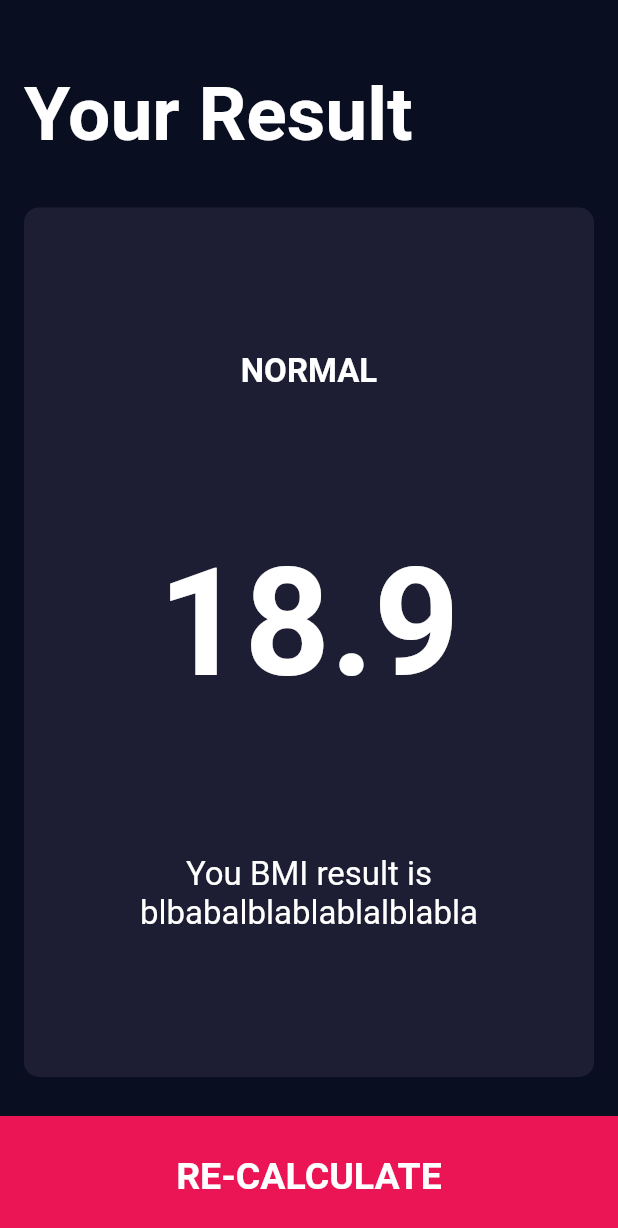
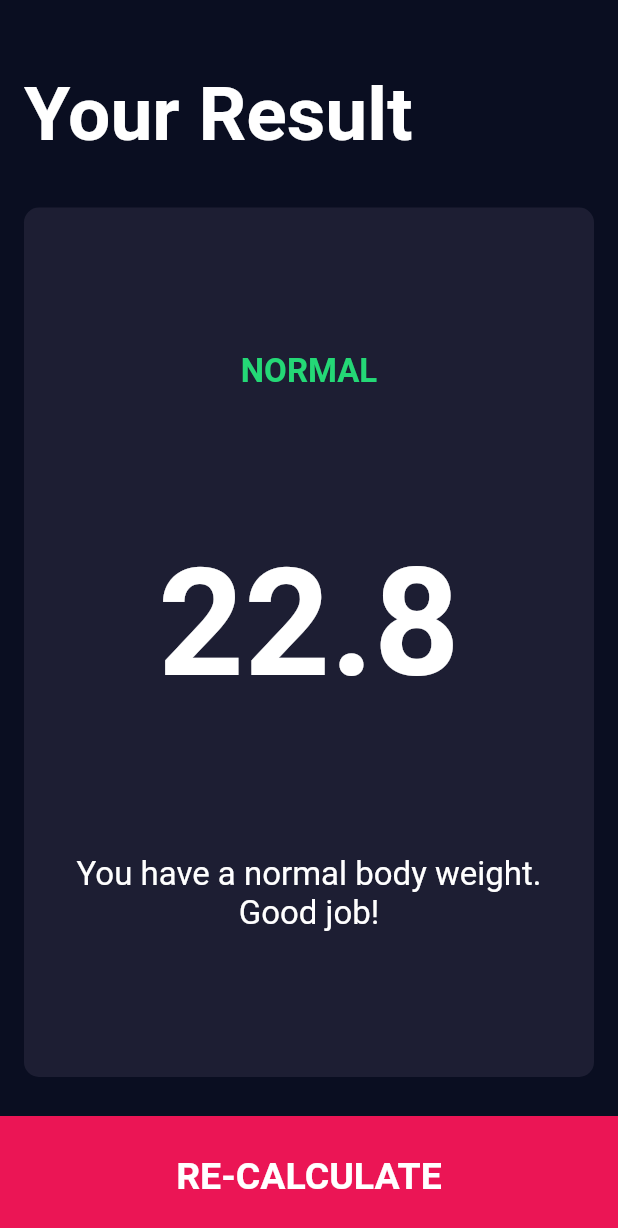
Before and after one commit to archndrx/bmi_flutter, a Flutter app: the screen it shows after launch, after a tap on "CALCULATE", on a phone screen of 412 x 824 dp. Shown: the top 1228 px of the screen. Run offline on Flutter 3.47's test engine with Material 2 defaults, Android fonts, the phone set to English and light mode, and no system bars; our stand-ins replace font_awesome_flutter.

Commit message:
add a result

```diff
--- a/lib/pages/result_page.dart
+++ b/lib/pages/result_page.dart
@@ -4,7 +4,15 @@ import 'package:bmi/utils/constant.dart';
 import 'package:flutter/material.dart';
 
 class ResultPage extends StatelessWidget {
-  const ResultPage({super.key});
+  final String bmiResult;
+  final String resultText;
+  final String interpretation;
+
+  const ResultPage(
+      {super.key,
+      required this.bmiResult,
+      required this.resultText,
+      required this.interpretation});
 
   @override
   Widget build(BuildContext context) {
@@ -31,19 +39,27 @@ class ResultPage extends StatelessWidget {
                 cardChild: Column(
                   mainAxisAlignment: MainAxisAlignment.spaceEvenly,
                   crossAxisAlignment: CrossAxisAlignment.center,
-                  children: const [
+                  children: [
                     Text(
-                      "NORMAL",
-                      style: kResultTextStyle,
+                      interpretation.toUpperCase(),
+                      style: kResultTextStyle.copyWith(
+                          color: interpretation == 'Underweight'
+                              ? yellowColor
+                              : interpretation == 'Normal'
+                                  ? greenColor
+                                  : redColor),
                     ),
                     Text(
-                      "18.9",
+                      bmiResult,
                       style: kBMITextStyle,
                     ),
-                    Text(
-                      "You BMI result is blbabalblablablalblabla",
-                      textAlign: TextAlign.center,
-                      style: kBodyTextStyle,
+                    Padding(
+                      padding: const EdgeInsets.symmetric(horizontal: 10),
+                      child: Text(
+                        resultText,
+                        textAlign: TextAlign.center,
+                        style: kBodyTextStyle,
+                      ),
                     ),
                   ],
                 ),
```
